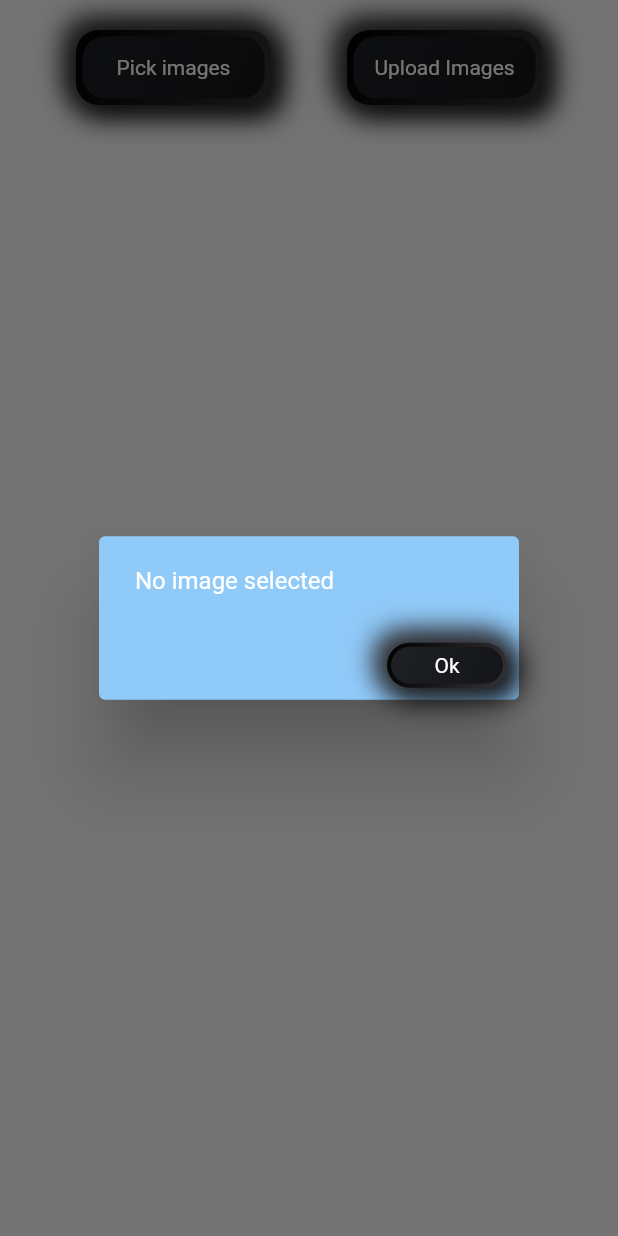
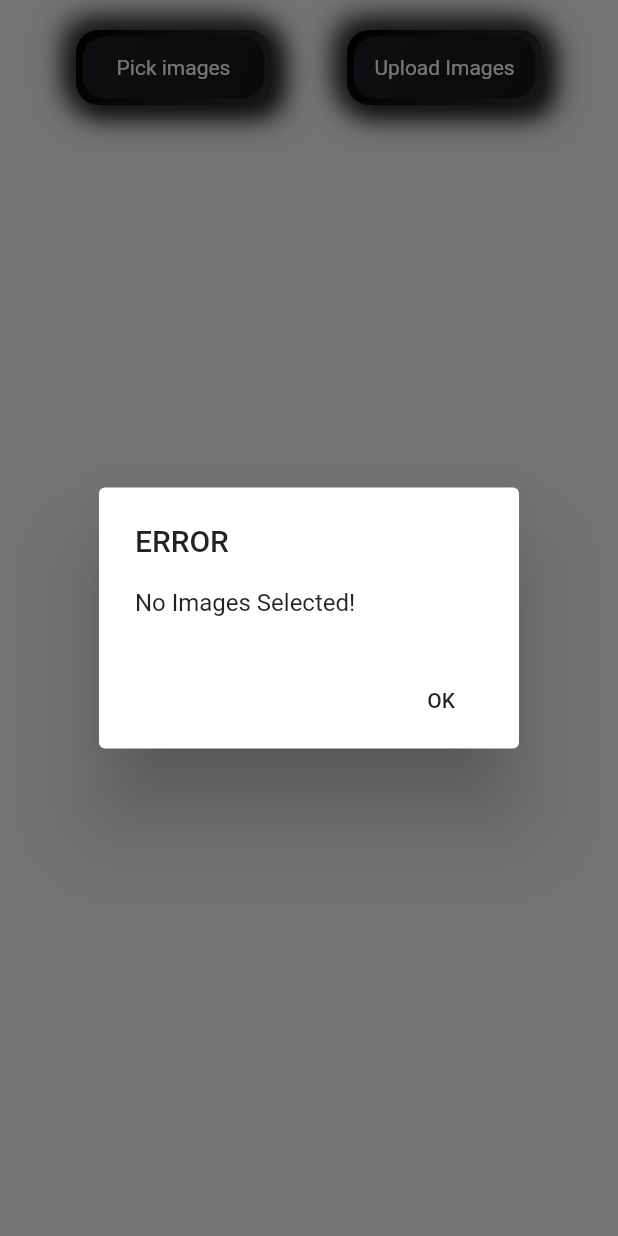
Before and after one commit to Abhii4/ThirdEye_InfoDeck_app, a Flutter app: the UploadImages widget shown alone on an empty page, opened directly, after a tap on "Upload Images", on a phone screen of 412 x 824 dp. Run offline on Flutter 3.47's test engine with Material 2 defaults, Android fonts, the phone set to English and light mode, and no system bars; our stand-ins replace carousel_pro, cloud_firestore, curved_navigation_bar, firebase_auth, firebase_storage, fluttertoast and 3 more; missing offline and left inert: multi_image_picker, smart_progress_bar; accounts and stored records are empty.

Commit message:
File Upload Feature. Added progress bar while images are being uploaded. Fixed issue with the dialog box when no images are selected.

```diff
--- a/lib/fileUpload/uploadImages.dart
+++ b/lib/fileUpload/uploadImages.dart
@@ -4,6 +4,7 @@ import 'package:firebase_storage/firebase_storage.dart';
 import 'package:flutter/material.dart';
 import 'package:infodeck/fileUpload/utils.dart';
 import 'package:multi_image_picker/multi_image_picker.dart';
+import 'package:smart_progress_bar/smart_progress_bar.dart';
 
 
 class UploadImages extends StatefulWidget {
@@ -21,6 +22,8 @@ class _UploadImagesState extends State<UploadImages> {
   String _error = 'No Error Dectected';
   bool isUploading = false;
   String retailerID;
+  StorageUploadTask uploadTask;
+
 
   @override
   void initState() {
@@ -83,23 +86,19 @@ class _UploadImagesState extends State<UploadImages> {
                       if(images.length==0){
                         showDialog(context: context,builder: (_){
                           return AlertDialog(
-                            backgroundColor: Theme.of(context).backgroundColor,
-                            content: Text("No image selected",style: TextStyle(color: Colors.white)),
-                            actions: <Widget>[
-                              InkWell(
-                                onTap: (){
-                                  Navigator.pop(context);
+                            title: Text("ERROR"),
+                            content: Text("No Images Selected!"),
+                            actions: [
+                          FlatButton(
+                          child: Text("OK"),
+                          onPressed: () {
+
+                            Navigator.of(context, rootNavigator: true).pop();
                           },
-                                child: ThreeDContainer(
-                                  width: 80,
-                                  height: 30,
-                                  backgroundColor: MultiPickerApp.navigateButton,
-                                  backgroundDarkerColor: MultiPickerApp.background,
-                                  child: Center(child: Text("Ok",style: TextStyle(color: Colors.white),)),
                           ),
-                              )
                             ],
                           );
+
                         });
                       }
                       else{
@@ -121,22 +120,27 @@ class _UploadImagesState extends State<UploadImages> {
               SizedBox(height: 10,),
               Expanded(
                 child: buildGridView(),
-              )
+              ),
             ],
           ),
+
         ),
       ],
     );
   }
   void uploadImages(){
+
+      showProgressBar(whileRun: () async {
         for ( var imageFile in images) {
-      postImage(imageFile).then((downloadUrl) async {
+        await postImage(imageFile).then((downloadUrl) async {
+
           imageUrls.add(downloadUrl.toString());
           if(imageUrls.length==images.length){
 
             final FirebaseUser user = await FirebaseAuth.instance.currentUser();
             Firestore.instance.collection('users').document(user.uid).collection('retailers').document(retailerID).updateData({'imageUrls' :FieldValue.arrayUnion(imageUrls)});
             Firestore.instance.collection('retailersList').document(retailerID).updateData({'imageUrls': FieldValue.arrayUnion(imageUrls)}).then((_){
+
               SnackBar snackbar = SnackBar(content: Text('Uploaded Successfully'));
               widget.globalKey.currentState.showSnackBar(snackbar);
               setState(() {
@@ -149,6 +153,8 @@ class _UploadImagesState extends State<UploadImages> {
           print(err);
         });
       }
+
+    });
 
   }
   Future<void> loadAssets() async {
@@ -177,9 +183,7 @@ class _UploadImagesState extends State<UploadImages> {
       error = e.toString();
     }
 
-    // If the widget was removed from the tree while the asynchronous platform
-    // message was in flight, we want to discard the reply rather than calling
-    // setState to update our non-existent appearance.
+
     if (!mounted) return;
     setState(() {
       images = resultList;
@@ -187,12 +191,62 @@ class _UploadImagesState extends State<UploadImages> {
     });
   }
   Future<dynamic> postImage(Asset imageFile) async {
+
     String fileName = DateTime.now().millisecondsSinceEpoch.toString();
     StorageReference reference = FirebaseStorage.instance.ref().child('retailerFiles').child(retailerID).child(fileName);
-    StorageUploadTask uploadTask = reference.putData((await imageFile.getByteData()).buffer.asUint8List());
+     uploadTask = reference.putData((await imageFile.getByteData()).buffer.asUint8List());
+
     StorageTaskSnapshot storageTaskSnapshot = await uploadTask.onComplete;
+
+
     print(storageTaskSnapshot.ref.getDownloadURL());
     return storageTaskSnapshot.ref.getDownloadURL();
   }
 
+//  String _bytesTransferred(StorageTaskSnapshot snapshot) {
+//    double res = (snapshot.bytesTransferred / 1024.0) / 1000;
+//    double res2 = (snapshot.totalByteCount / 1024.0) / 1000;
+//    return '${res.toStringAsFixed(2)}/${res2.toStringAsFixed(2)}';
+//  }
+//
+//
+//  Widget _uploadStatus(StorageUploadTask task) {
+//
+//      return (task!=null)? StreamBuilder(
+//        stream: task.events,
+//        builder: (BuildContext context, snapshot) {
+//          Widget subtitle;
+//          if (snapshot.hasData) {
+//            final StorageTaskEvent event = snapshot.data;
+//            final StorageTaskSnapshot snap = event.snapshot;
+//            subtitle = Text('${_bytesTransferred(snap)} KB sent');
+//            print(_bytesTransferred(snap));
+//          } else {
+//            subtitle = const Text('Starting...');
+//            print('Starting');
+//          }
+//          return ListTile(
+//            title: task.isComplete && task.isSuccessful
+//                ? Text(
+//              'Done',
+//
+//            )
+//                : Text(
+//              'Uploading',
+//
+//            ),
+//            subtitle: subtitle,
+//          );
+//        },
+//      ) :
+//       ListTile(
+//        title: Text(
+//          'No Task',
+//        )
+//
+//      );
+//
+//    }
+
+
 }
--- a/pubspec.yaml
+++ b/pubspec.yaml
@@ -36,6 +36,7 @@ dependencies:
   firebase_storage: ^2.1.0+1
   carousel_pro: ^1.0.0
   multi_image_picker: ^4.6.1
+  smart_progress_bar: any
 
 dev_dependencies:
   flutter_test:
```
Also changed, not shown: pubspec.lock. Lines whose indentation alone changed are shown as unchanged.
